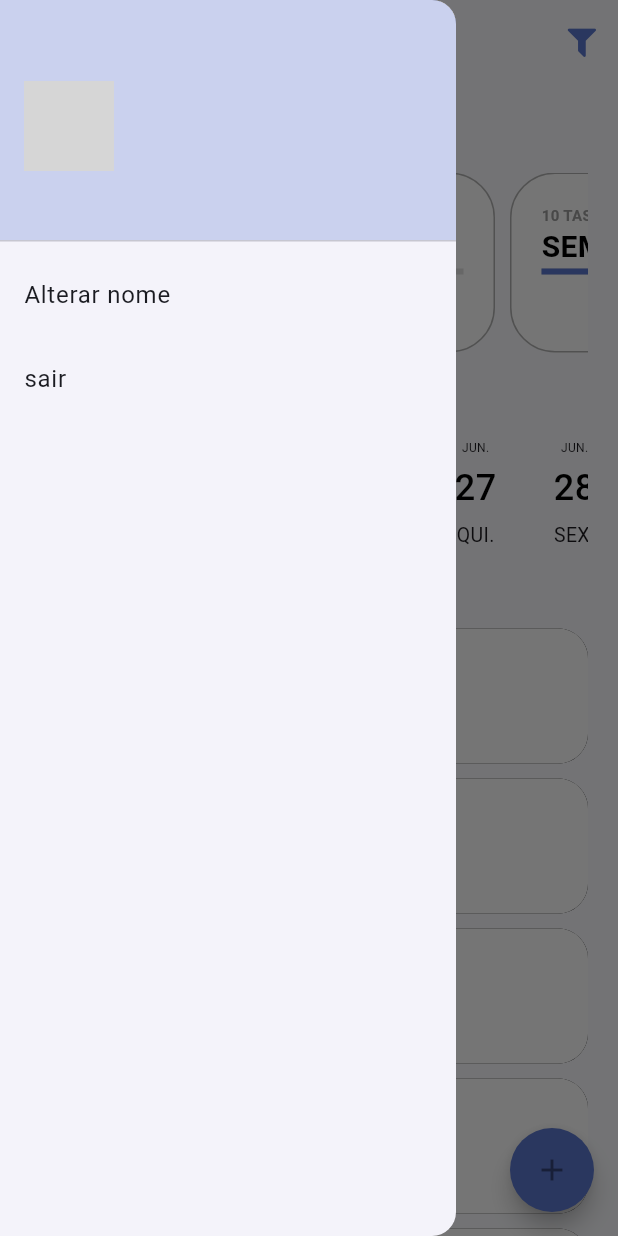
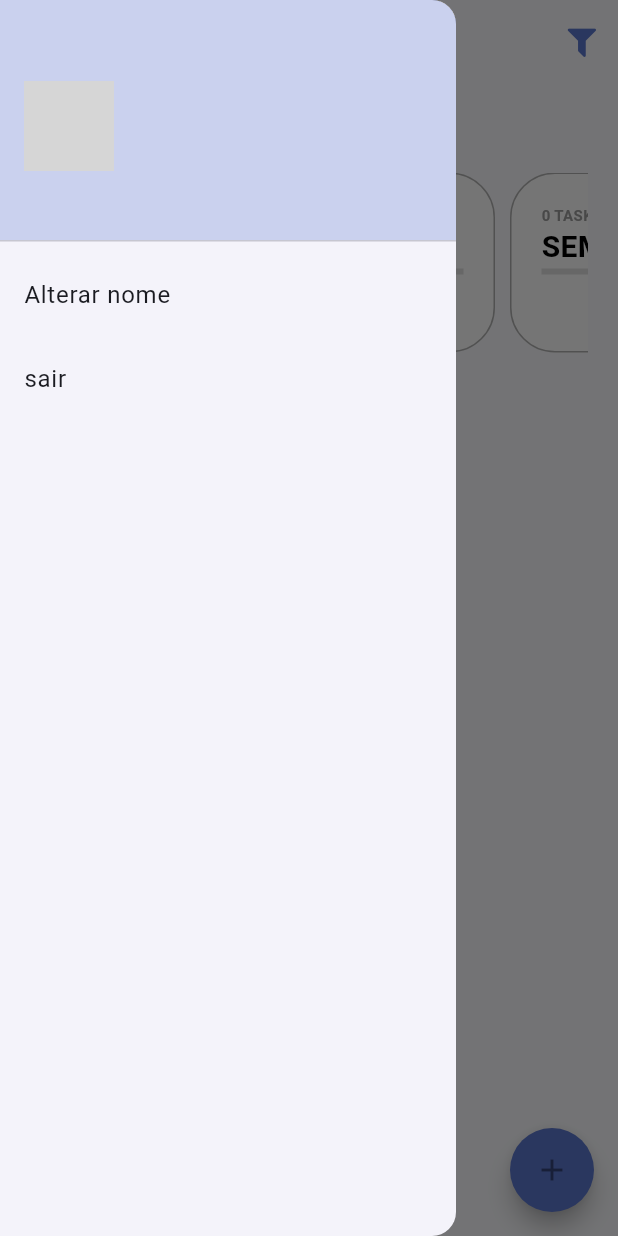
Before and after one commit to pollyyana/todo-list-provider, a Flutter app: the screen it shows once a user with an empty profile is signed in, with the side drawer open, on a phone screen of 412 x 824 dp. Run offline on Flutter 3.47's test engine with Material 3 defaults, Android fonts, the phone set to English and light mode, and no system bars; drawn by our look-alikes of date_picker_timeline; our stand-ins replace firebase_auth, firebase_core, flutter_signin_button, google_fonts, google_sign_in, sqflite and 1 more; missing offline and left inert: flutter_overlay_loader, validatorless; accounts and stored records are empty; network calls fail; Roboto replaces fonts that are missing (Mandali); grey boxes are pictures that could not be loaded.

Commit message:
filtro de tasks

```diff
--- /dev/null
+++ b/todo_list/devtools_options.yaml
@@ -0,0 +1,3 @@
+description: This file stores settings for Dart & Flutter DevTools.
+documentation: https://docs.flutter.dev/tools/devtools/extensions#configure-extension-enablement-states
+extensions:
--- a/todo_list/lib/app/core/notifier/defaul_listener_notifier.dart
+++ b/todo_list/lib/app/core/notifier/defaul_listener_notifier.dart
@@ -1,5 +1,3 @@
-// ignore_for_file: public_member_api_docs, sort_constructors_first
-
 import 'package:flutter/material.dart';
 import 'package:flutter_overlay_loader/flutter_overlay_loader.dart';
 
--- a/todo_list/lib/app/modules/home/home_page.dart
+++ b/todo_list/lib/app/modules/home/home_page.dart
@@ -1,6 +1,7 @@
 import 'package:flutter/material.dart';
 import 'package:todo_list/app/core/ui/theme_extension.dart';
 import 'package:todo_list/app/core/widget/todo_list_icons.dart';
+import 'package:todo_list/app/models/task_filter_enum.dart';
 import 'package:todo_list/app/modules/home/home_controller.dart';
 import 'package:todo_list/app/modules/home/widgets/home_drawer.dart';
 import 'package:todo_list/app/modules/home/widgets/home_filters.dart';
@@ -9,10 +10,13 @@ import 'package:todo_list/app/modules/home/widgets/home_task.dart';
 import 'package:todo_list/app/modules/home/widgets/home_week_filter.dart';
 import 'package:todo_list/app/modules/task/task_module.dart';
 
+import '../../core/notifier/defaul_listener_notifier.dart';
+
 class HomePage extends StatefulWidget {
   final HomeController _homeController;
 
-  const HomePage({super.key, required HomeController homeController}):_homeController = homeController;
+  const HomePage({super.key, required HomeController homeController})
+      : _homeController = homeController;
 
   @override
   State<HomePage> createState() => _HomePageState();
@@ -22,11 +26,22 @@ class _HomePageState extends State<HomePage> {
   @override
   void initState() {
     super.initState();
+    DefaulListenerNotifier(changeNotifier: widget._homeController).listener(
+      context: context,
+      successCallback: (notifier, listenerInstance) {
+        listenerInstance.dispose();
+      },
+    );
+    WidgetsBinding.instance?.addPostFrameCallback((timeStamp) {
+    widget._homeController.loadTotalTasks();
+    widget._homeController.findTasks(filter: TaskFilterEnum.today);
+
+    },);
   }
 
-  void _goToCreateTask(BuildContext context) {
+  Future<void> _goToCreateTask(BuildContext context) async {
     // Navigator.of(context).pushNamed('/task/create');
-    Navigator.of(context).push(
+    await Navigator.of(context).push(
       // MaterialPageRoute(
       //   builder: (_) => TaskModule().getPage('/task/create', context),
       // ),
@@ -49,6 +64,7 @@ class _HomePageState extends State<HomePage> {
         },
       ),
     );
+    widget._homeController.refreshPage();
   }
 
   @override
--- a/todo_list/lib/app/modules/home/widgets/home_filters.dart
+++ b/todo_list/lib/app/modules/home/widgets/home_filters.dart
@@ -6,6 +6,64 @@ import 'package:todo_list/app/models/total_tasks_model.dart';
 import 'package:todo_list/app/modules/home/home_controller.dart';
 import 'package:todo_list/app/modules/home/widgets/todo_card_filter.dart';
 
+// class HomeFilters extends StatelessWidget {
+//   const HomeFilters({super.key});
+
+//   @override
+//   Widget build(BuildContext context) {
+//     return Column(
+//       crossAxisAlignment: CrossAxisAlignment.start,
+//       children: [
+//         Text(
+//           'FILTROS',
+//           style: context.titleStyle,
+//         ),
+//         const SizedBox(
+//           height: 10,
+//         ),
+//         SingleChildScrollView(
+//           scrollDirection: Axis.horizontal,
+//           child: Row(
+//             children: [
+//               TodoCardFilter(
+//                 label: 'HOJE',
+//                 taskFilter: TaskFilterEnum.today,
+//                 totalTasksModel: context.select<HomeController,
+//                         TotalTasksModel?>(
+//                     (controller) => controller
+//                         .todayTotalTasks), // TotalTasksModel(totalTasks: 20, totalTasksFinish: 5),
+//                 selected: context.select<HomeController, TaskFilterEnum>(
+//                         (value) => value.filterSelected) ==
+//                     TaskFilterEnum.today,
+//               ),
+//               TodoCardFilter(
+//                 label: 'AMANHA',
+//                 taskFilter: TaskFilterEnum.tomorrow,
+//                 totalTasksModel:
+//                     context.select<HomeController, TotalTasksModel?>(
+//                         (controller) => controller.tomorrowTotalTasks),
+//                 // TotalTasksModel(totalTasks: 10, totalTasksFinish: 5),
+//                 selected: context.select<HomeController, TaskFilterEnum>(
+//                         (value) => value.filterSelected) ==
+//                     TaskFilterEnum.tomorrow,
+//               ),
+//               TodoCardFilter(
+//                   label: 'SEMANA',
+//                   taskFilter: TaskFilterEnum.week,
+//                   totalTasksModel:
+//                       // TotalTasksModel(totalTasks: 10, totalTasksFinish: 5),
+//                       context.select<HomeController, TotalTasksModel?>(
+//                           (controller) => controller.weekTotalTasks),
+//                   selected: context.select<HomeController, TaskFilterEnum>(
+//                           (value) => value.filterSelected) ==
+//                       TaskFilterEnum.week),
+//             ],
+//           ),
+//         )
+//       ],
+//     );
+//   }
+// }
 class HomeFilters extends StatelessWidget {
   const HomeFilters({super.key});
 
@@ -27,28 +85,31 @@ class HomeFilters extends StatelessWidget {
             children: [
               TodoCardFilter(
                 label: 'HOJE',
-                taskFilterEnum: TaskFilterEnum.today,
+                taskFilter: TaskFilterEnum.today,
                 totalTasksModel:
-                    TotalTasksModel(totalTasks: 20, totalTasksFinish: 5),
+                    context.select<HomeController, TotalTasksModel?>(
+                        (controller) => controller.todayTotalTasks),
                 selected: context.select<HomeController, TaskFilterEnum>(
                         (value) => value.filterSelected) ==
                     TaskFilterEnum.today,
               ),
               TodoCardFilter(
-                label: 'AMANHA',
-                taskFilterEnum: TaskFilterEnum.tomorrow,
+                label: 'AMANHÃ',
+                taskFilter: TaskFilterEnum.tomorrow,
                 totalTasksModel:
-                    TotalTasksModel(totalTasks: 10, totalTasksFinish: 5),
-                    selected: context.select<HomeController, TaskFilterEnum>(
+                    context.select<HomeController, TotalTasksModel?>(
+                        (controller) => controller.tomorrowTotalTasks),
+                selected: context.select<HomeController, TaskFilterEnum>(
                         (value) => value.filterSelected) ==
                     TaskFilterEnum.tomorrow,
               ),
               TodoCardFilter(
                 label: 'SEMANA',
-                taskFilterEnum: TaskFilterEnum.week,
+                taskFilter: TaskFilterEnum.week,
                 totalTasksModel:
-                    TotalTasksModel(totalTasks: 10, totalTasksFinish: 5),
-                    selected: context.select<HomeController, TaskFilterEnum>(
+                    context.select<HomeController, TotalTasksModel?>(
+                        (controller) => controller.weekTotalTasks),
+                selected: context.select<HomeController, TaskFilterEnum>(
                         (value) => value.filterSelected) ==
                     TaskFilterEnum.week,
               ),
--- a/todo_list/lib/app/modules/home/widgets/home_task.dart
+++ b/todo_list/lib/app/modules/home/widgets/home_task.dart
@@ -1,10 +1,19 @@
 import 'package:flutter/material.dart';
+import 'package:provider/provider.dart';
 import 'package:todo_list/app/core/ui/theme_extension.dart';
+import 'package:todo_list/app/models/task_filter_enum.dart';
+import 'package:todo_list/app/models/task_model.dart';
+import 'package:todo_list/app/modules/home/home_controller.dart';
 import 'package:todo_list/app/modules/home/widgets/task.dart';
 
-class HomeTask extends StatelessWidget {
+class HomeTask extends StatefulWidget {
   const HomeTask({super.key});
 
+  @override
+  State<HomeTask> createState() => _HomeTaskState();
+}
+
+class _HomeTaskState extends State<HomeTask> {
   @override
   Widget build(BuildContext context) {
     return Expanded(
@@ -14,21 +23,24 @@ class HomeTask extends StatelessWidget {
           const SizedBox(
             height: 20,
           ),
-          Text(
-            'TASK\'S DE HOJE',
-            style: context.titleStyle,
+          Selector<HomeController, String>(
+            selector: (context, controller) {
+              return controller.filterSelected.description;
+            },
+            builder: (context, value, child) {
+              return Text(
+                'TASK\'S $value',
+                style: context.titleStyle,
+              );
+            },
           ),
-          const Column(
-            children: [
-              Task(),
-              Task(),
-              Task(),
-              Task(),
-              Task(),
-              Task(),
-              Task(),
-              Task(),
-            ],
+          Column(
+            children: context
+                .select<HomeController, List<TaskModel>>(
+                    (controller) => controller.filteredTasks)
+                .map((t) =>  Task(model: t))
+                .toList(),
+            // Task(),
           )
         ],
       ),
--- a/todo_list/lib/app/modules/home/widgets/task.dart
+++ b/todo_list/lib/app/modules/home/widgets/task.dart
@@ -1,7 +1,11 @@
 import 'package:flutter/material.dart';
+import 'package:intl/intl.dart';
+import 'package:todo_list/app/models/task_model.dart';
 
 class Task extends StatelessWidget {
-  const Task({super.key});
+  final TaskModel model;
+  final dateFormat =DateFormat('dd/MM/y');
+   Task({super.key, required this.model});
 
   @override
   Widget build(BuildContext context) {
@@ -17,20 +21,21 @@ class Task extends StatelessWidget {
       child: ListTile(
         contentPadding: const EdgeInsets.all(8),
         leading: Checkbox(
-          value: true,
+          value: model.finished,
           onChanged: (value) {},
         ),
-        title: const Text(
-          'Descrição da TASK',
-          style: TextStyle(
-            decoration: true ? TextDecoration.lineThrough : null,
+        title:  Text(
+          model.description,
+          // 'Descrição da TASK',
+          style:  TextStyle(
+            decoration: model.finished ? TextDecoration.lineThrough : null,
           ),
         ),
-        subtitle: const Text(
-          '20/12/2023',
-          style: TextStyle(
-            // ignore: dead_code
-            decoration: true ? TextDecoration.lineThrough : null,
+        subtitle:  Text(
+          dateFormat.format(model.dateTime),
+          // '20/12/2023',
+          style:  TextStyle(
+            decoration: model.finished ? TextDecoration.lineThrough : null,
           ),
         ),
         shape: RoundedRectangleBorder(
--- a/todo_list/lib/app/modules/home/widgets/todo_card_filter.dart
+++ b/todo_list/lib/app/modules/home/widgets/todo_card_filter.dart
@@ -1,18 +1,20 @@
 import 'package:flutter/material.dart';
+import 'package:provider/provider.dart';
 import 'package:todo_list/app/core/ui/theme_extension.dart';
 import 'package:todo_list/app/models/task_filter_enum.dart';
 import 'package:todo_list/app/models/total_tasks_model.dart';
+import 'package:todo_list/app/modules/home/home_controller.dart';
 
 class TodoCardFilter extends StatelessWidget {
   final String label;
-  final TaskFilterEnum taskFilterEnum;
+  final TaskFilterEnum taskFilter;
   final TotalTasksModel? totalTasksModel;
   final bool selected;
 
   const TodoCardFilter({
     super.key,
     required this.label,
-    required this.taskFilterEnum,
+    required this.taskFilter,
     required this.selected,
     this.totalTasksModel,
   });
@@ -21,7 +23,7 @@ class TodoCardFilter extends StatelessWidget {
     final total = totalTasksModel?.totalTasks ?? 0.0;
     final totalTasksFinish = totalTasksModel?.totalTasksFinish ?? 0.1;
 
-    //VERIFICARE
+    //VERIFICAR
 
     if (total == 0) {
       return 0;
@@ -34,7 +36,10 @@ class TodoCardFilter extends StatelessWidget {
 
   @override
   Widget build(BuildContext context) {
-    return Container(
+    return InkWell(
+      onTap: ()=> context.read<HomeController>().findTasks(filter: taskFilter),
+      borderRadius: BorderRadius.circular(30),
+      child: Container(
         constraints: const BoxConstraints(
           minHeight: 120,
           maxWidth: 150,
@@ -87,6 +92,7 @@ class TodoCardFilter extends StatelessWidget {
             ),
           ],
         ),
+      ),
     );
   }
 }
```
Also changed, not shown: todo_list/lib/app/core/notifier/defaul_change_notifier.dart (+27 -0 lines), todo_list/lib/app/models/task_filter_enum.dart (+14 -1 lines), todo_list/lib/app/modules/home/home_controller.dart (+43 -7 lines), todo_list/lib/app/modules/home/widgets/home_week_filter.dart (+9 -2 lines). Lines whose indentation alone changed are shown as unchanged.
